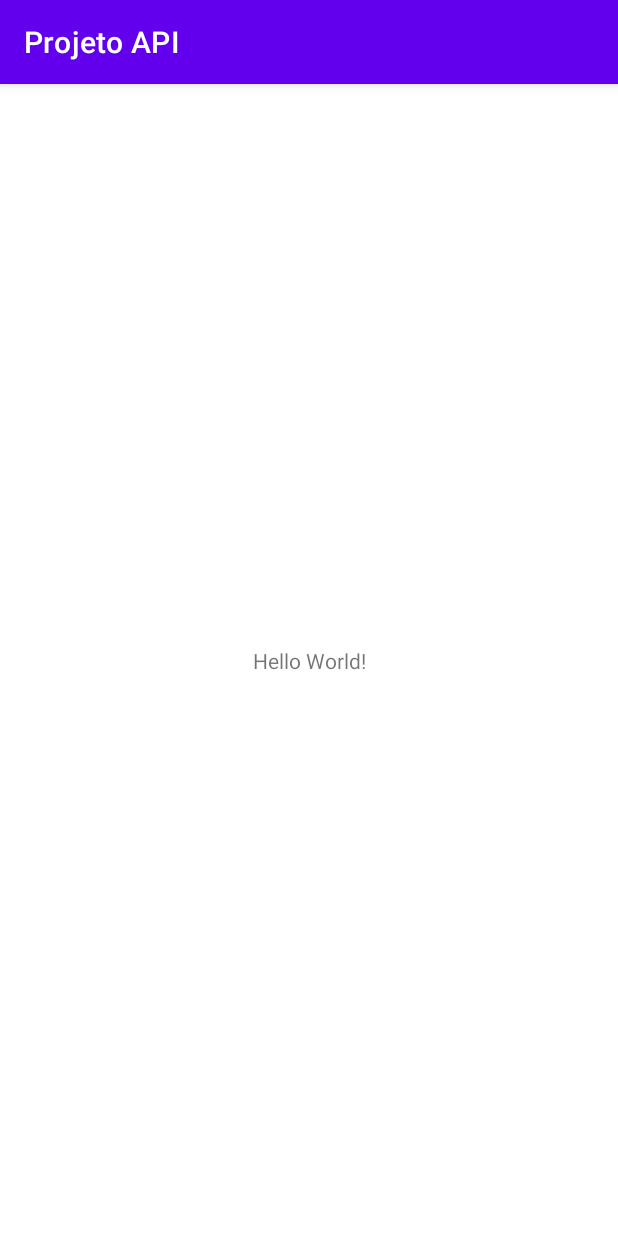
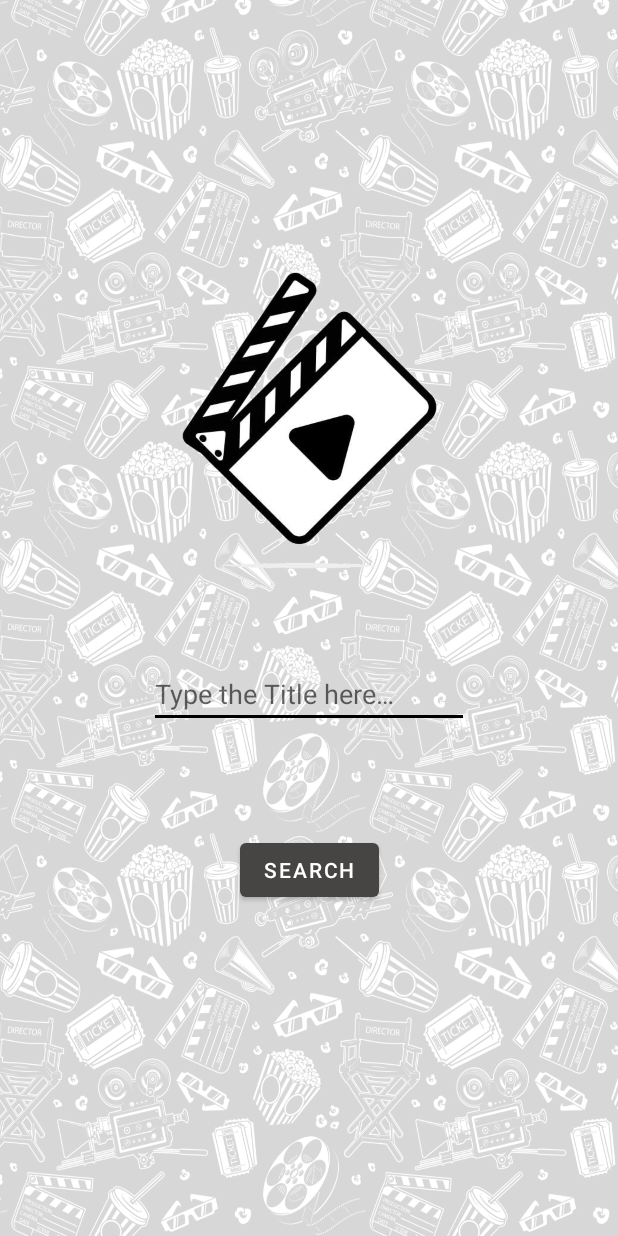
Before and after one commit to tamaxx/Projeto_API, an Android app: the screen it shows after launch (MainActivity), on a phone screen of 412 x 824 dp. Run offline under Robolectric (Android 15) with nearby library versions, the phone set to English and light mode, and no system bars; our stand-ins replace Picasso, Volley; pictures from the network do not load.

Commit message:
search/design commit

```diff
--- a/app/build.gradle
+++ b/app/build.gradle
@@ -31,9 +31,11 @@ android {
 dependencies {
 
     implementation 'androidx.appcompat:appcompat:1.2.0'
-    implementation 'com.google.android.material:material:1.2.1'
+    implementation 'com.google.android.material:material:1.3.0'
     implementation 'androidx.constraintlayout:constraintlayout:2.0.4'
-    testImplementation 'junit:junit:4.+'
+    implementation 'com.android.volley:volley:1.2.0'
+    implementation 'com.squareup.picasso:picasso:2.71828'
+    testImplementation 'junit:junit:4.13.2'
     androidTestImplementation 'androidx.test.ext:junit:1.1.2'
     androidTestImplementation 'androidx.test.espresso:espresso-core:3.3.0'
 }
--- a/app/src/main/AndroidManifest.xml
+++ b/app/src/main/AndroidManifest.xml
@@ -1,6 +1,11 @@
 <?xml version="1.0" encoding="utf-8"?>
 <manifest xmlns:android="http://schemas.android.com/apk/res/android"
     package="com.example.projetoapi">
+
+    <uses-permission
+        android:name="android.permission.INTERNET"/>
+    <uses-permission
+        android:name = "android.permission.ACCESS_NETWORK_STATE"/>
 
     <application
         android:allowBackup="true"
--- a/app/src/main/res/layout/activity_main.xml
+++ b/app/src/main/res/layout/activity_main.xml
@@ -4,15 +4,47 @@
     xmlns:tools="http://schemas.android.com/tools"
     android:layout_width="match_parent"
     android:layout_height="match_parent"
+    android:background="@drawable/bg"
     tools:context=".MainActivity">
 
-    <TextView
+    <ImageView
+        android:id="@+id/img_logo"
+        android:layout_width="199dp"
+        android:layout_height="203dp"
+        app:layout_constraintBottom_toBottomOf="parent"
+        app:layout_constraintEnd_toEndOf="parent"
+        app:layout_constraintStart_toStartOf="parent"
+        app:layout_constraintTop_toTopOf="parent"
+        app:layout_constraintVertical_bias="0.291"
+        app:srcCompat="@drawable/movie" />
+
+    <EditText
+        android:id="@+id/txt_search"
         android:layout_width="wrap_content"
         android:layout_height="wrap_content"
-        android:text="Hello World!"
+        android:layout_marginTop="56dp"
+        android:backgroundTint="@android:color/black"
+        android:ems="10"
+        android:hint="@string/type_title"
+        android:inputType="textPersonName"
+        android:textColorHighlight="#7E7E7E"
+        android:textColorLink="#393838"
+        android:textCursorDrawable="@android:drawable/status_bar_item_background"
+        app:layout_constraintEnd_toEndOf="parent"
+        app:layout_constraintStart_toStartOf="parent"
+        app:layout_constraintTop_toBottomOf="@+id/img_logo" />
+
+    <Button
+        android:id="@+id/btn_busca"
+        android:layout_width="wrap_content"
+        android:layout_height="wrap_content"
+        android:onClick="buscaFilme"
+        android:text="@string/search"
+        app:backgroundTint="#474444"
         app:layout_constraintBottom_toBottomOf="parent"
-        app:layout_constraintLeft_toLeftOf="parent"
-        app:layout_constraintRight_toRightOf="parent"
-        app:layout_constraintTop_toTopOf="parent" />
+        app:layout_constraintEnd_toEndOf="parent"
+        app:layout_constraintStart_toStartOf="parent"
+        app:layout_constraintTop_toBottomOf="@+id/txt_search"
+        app:layout_constraintVertical_bias="0.242" />
 
 </androidx.constraintlayout.widget.ConstraintLayout>
--- a/app/src/main/res/values/strings.xml
+++ b/app/src/main/res/values/strings.xml
@@ -1,3 +1,11 @@
 <resources>
     <string name="app_name">Projeto API</string>
+    <string name="type_title">Type the Title here…</string>
+    <string name="search">SEARCH</string>
+    <string name="title">TITLE</string>
+    <string name="year">YEAR</string>
+    <string name="genre">GENRE</string>
+    <string name="plot">PLOT</string>
+    <string name="director">DIRECTOR</string>
+    <string name="cast">CAST</string>
 </resources>
--- a/app/src/main/res/values/themes.xml
+++ b/app/src/main/res/values/themes.xml
@@ -1,9 +1,9 @@
 <resources xmlns:tools="http://schemas.android.com/tools">
     <!-- Base application theme. -->
-    <style name="Theme.ProjetoAPI" parent="Theme.MaterialComponents.DayNight.DarkActionBar">
+    <style name="Theme.ProjetoAPI" parent="Theme.MaterialComponents.DayNight.NoActionBar">
         <!-- Primary brand color. -->
         <item name="colorPrimary">@color/purple_500</item>
-        <item name="colorPrimaryVariant">@color/purple_700</item>
+        <item name="colorPrimaryVariant">@color/black</item>
         <item name="colorOnPrimary">@color/white</item>
         <!-- Secondary brand color. -->
         <item name="colorSecondary">@color/teal_200</item>
```
Also changed, not shown: app/src/main/java/com/example/projetoapi/MainActivity.java (+118 -1 lines), app/src/main/res/layout/popup.xml (added, +96 -0 lines), app/src/main/res/drawable-v24/bg.png (added), app/src/main/res/drawable-v24/movie.png (added).
